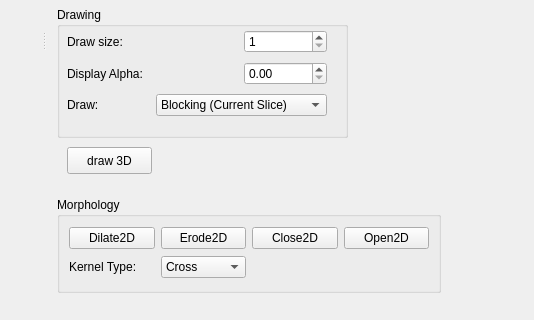
delcypher/simi-qt, file src/mainwindow.ui: the form before one commit; both pictures show x 629 to 1163 and y 381 to 701 of the 1163 by 845 pixel window.
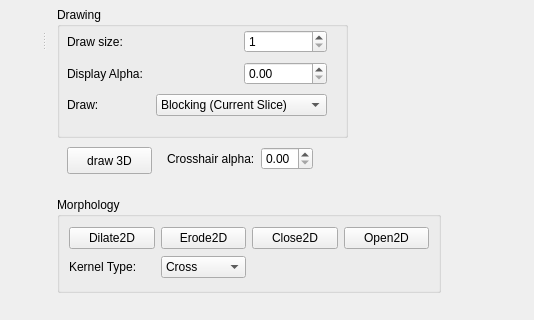
The form after the commit. Icons and pictures are not drawn. Custom widgets are drawn as their Qt base class.

Commit message: * Added methods and a QDoubleSpinBox to set the alpha of the crosshair.

```diff
--- a/src/mainwindow.ui
+++ b/src/mainwindow.ui
@@ -483,6 +483,35 @@
       </item>
      </layout>
     </widget>
+    <widget class="QWidget" name="layoutWidget">
+     <property name="geometry">
+      <rect>
+       <x>120</x>
+       <y>490</y>
+       <width>146</width>
+       <height>26</height>
+      </rect>
+     </property>
+     <layout class="QFormLayout" name="formLayout">
+      <item row="0" column="0">
+       <widget class="QLabel" name="label_5">
+        <property name="text">
+         <string>Crosshair alpha:</string>
+        </property>
+       </widget>
+      </item>
+      <item row="0" column="1">
+       <widget class="QDoubleSpinBox" name="crosshairAlphadoubleSpinBox">
+        <property name="maximum">
+         <double>1.000000000000000</double>
+        </property>
+        <property name="singleStep">
+         <double>0.050000000000000</double>
+        </property>
+       </widget>
+      </item>
+     </layout>
+    </widget>
    </widget>
   </widget>
   <action name="actionOpen_Image">
```
The commit also changes 3 other files.
